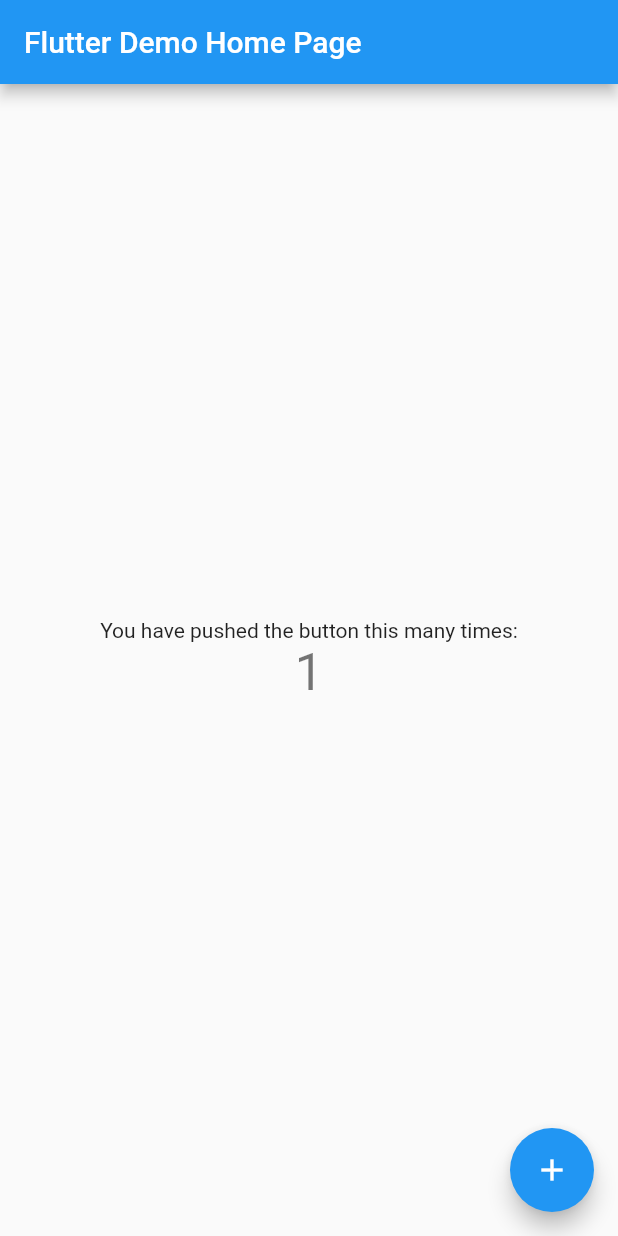
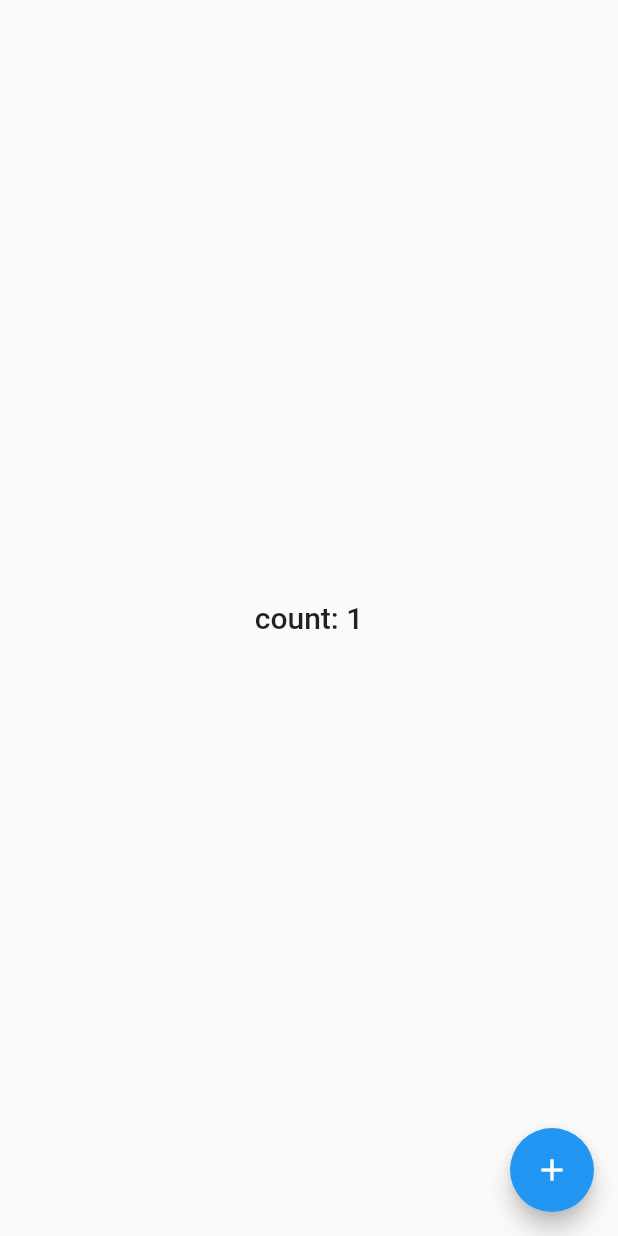
Before and after one commit to ShotaroOkada/Flutter_BLoC_prac, a Flutter app: the screen it shows after launch, after a tap on the "add" icon, on a phone screen of 412 x 824 dp. Run offline on Flutter 3.47's test engine with Material 2 defaults, Android fonts, the phone set to English and light mode, and no system bars; our stand-ins replace rxdart.

Commit message:
[add]blocをつかってカウントアップ機能の実装

```diff
--- /dev/null
+++ b/lib/BLoC/counterBLoC.dart
@@ -0,0 +1,20 @@
+import 'package:rxdart/rxdart.dart';
+
+class CounterBloc {
+  final _countController = BehaviorSubject<int>.seeded(0);
+  final _incrementController = PublishSubject<void>();
+
+  CounterBloc() {
+    _incrementController
+        .scan<int>((sum, _v, _i) => sum + 1, 0)
+        .pipe(_countController);
+  }
+
+  ValueObservable<int> get count => _countController;
+  Sink<void> get increment => _incrementController.sink;
+
+  void dispose() async {
+    await _incrementController.close();
+    await _countController.close();
+  }
+}
--- a/lib/main.dart
+++ b/lib/main.dart
@@ -1,111 +1,32 @@
 import 'package:flutter/material.dart';
+import 'package:flutter_bloc/BLoC/counterBLoC.dart';
 
-void main() => runApp(MyApp());
+void main() => runApp(App(bloc: CounterBloc()));
 
-class MyApp extends StatelessWidget {
-  // This widget is the root of your application.
+class App extends StatelessWidget {
+  final CounterBloc bloc;
+
+  const App({@required this.bloc});
+
   @override
   Widget build(BuildContext context) {
     return MaterialApp(
-      title: 'Flutter Demo',
-      theme: ThemeData(
-        // This is the theme of your application.
-        //
-        // Try running your application with "flutter run". You'll see the
-        // application has a blue toolbar. Then, without quitting the app, try
-        // changing the primarySwatch below to Colors.green and then invoke
-        // "hot reload" (press "r" in the console where you ran "flutter run",
-        // or simply save your changes to "hot reload" in a Flutter IDE).
-        // Notice that the counter didn't reset back to zero; the application
-        // is not restarted.
-        primarySwatch: Colors.blue,
+      home: Scaffold(
+        body: Center(
+          child: StreamBuilder<int>(
+            stream: bloc.count,
+            initialData: bloc.count.value,
+            builder: (context, snap) => Text(
+                  'count: ${snap.data}',
+                  style: Theme.of(context).textTheme.title,
+                ),
+          ),
+        ),
+        floatingActionButton: FloatingActionButton(
+          child: Icon(Icons.add),
+          onPressed: () => bloc.increment.add(null),
+        ),
       ),
-      home: MyHomePage(title: 'Flutter Demo Home Page'),
     );
   }
 }
-
-class MyHomePage extends StatefulWidget {
-  MyHomePage({Key key, this.title}) : super(key: key);
-
-  // This widget is the home page of your application. It is stateful, meaning
-  // that it has a State object (defined below) that contains fields that affect
-  // how it looks.
-
-  // This class is the configuration for the state. It holds the values (in this
-  // case the title) provided by the parent (in this case the App widget) and
-  // used by the build method of the State. Fields in a Widget subclass are
-  // always marked "final".
-
-  final String title;
-
-  @override
-  _MyHomePageState createState() => _MyHomePageState();
-}
-
-class _MyHomePageState extends State<MyHomePage> {
-  int _counter = 0;
-
-  void _incrementCounter() {
-    setState(() {
-      // This call to setState tells the Flutter framework that something has
-      // changed in this State, which causes it to rerun the build method below
-      // so that the display can reflect the updated values. If we changed
-      // _counter without calling setState(), then the build method would not be
-      // called again, and so nothing would appear to happen.
-      _counter++;
-    });
-  }
-
-  @override
-  Widget build(BuildContext context) {
-    // This method is rerun every time setState is called, for instance as done
-    // by the _incrementCounter method above.
-    //
-    // The Flutter framework has been optimized to make rerunning build methods
-    // fast, so that you can just rebuild anything that needs updating rather
-    // than having to individually change instances of widgets.
-    return Scaffold(
-      appBar: AppBar(
-        // Here we take the value from the MyHomePage object that was created by
-        // the App.build method, and use it to set our appbar title.
-        title: Text(widget.title),
-      ),
-      body: Center(
-        // Center is a layout widget. It takes a single child and positions it
-        // in the middle of the parent.
-        child: Column(
-          // Column is also layout widget. It takes a list of children and
-          // arranges them vertically. By default, it sizes itself to fit its
-          // children horizontally, and tries to be as tall as its parent.
-          //
-          // Invoke "debug painting" (press "p" in the console, choose the
-          // "Toggle Debug Paint" action from the Flutter Inspector in Android
-          // Studio, or the "Toggle Debug Paint" command in Visual Studio Code)
-          // to see the wireframe for each widget.
-          //
-          // Column has various properties to control how it sizes itself and
-          // how it positions its children. Here we use mainAxisAlignment to
-          // center the children vertically; the main axis here is the vertical
-          // axis because Columns are vertical (the cross axis would be
-          // horizontal).
-          mainAxisAlignment: MainAxisAlignment.center,
-          children: <Widget>[
-            Text(
-              'You have pushed the button this many times:',
-            ),
-            Text(
-              '$_counter',
-              style: Theme.of(context).textTheme.display1,
-            ),
-          ],
-        ),
-      ),
-      floatingActionButton: FloatingActionButton(
-        onPressed: _incrementCounter,
-        tooltip: 'Increment',
-        child: Icon(Icons.add),
-      ), // This trailing comma makes auto-formatting nicer for build methods.
-    );
-  }
-}
--- a/pubspec.yaml
+++ b/pubspec.yaml
@@ -17,6 +17,7 @@ environment:
   sdk: ">=2.1.0 <3.0.0"
 
 dependencies:
+  rxdart: ^0.21.0
   flutter:
     sdk: flutter
 
```
Also changed, not shown: pubspec.lock, 1 other file.
